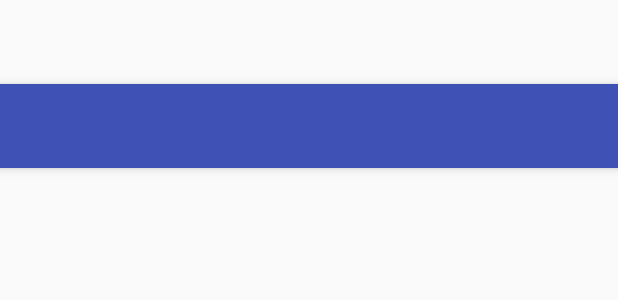
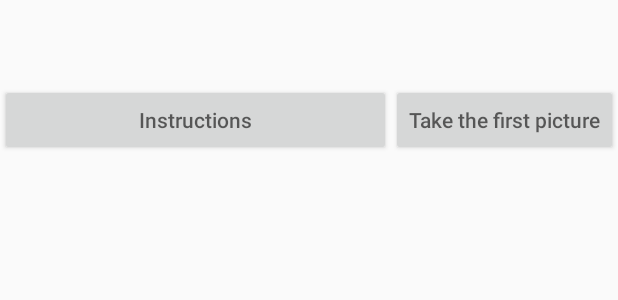
Before and after one commit to abhimoney10/slaker-droid, an Android app: the layout activity_main.xml on its own in the app's theme, with its tools: preview values and no code run, on a phone screen of 412 x 824 dp. Shown: the top 300 px of the screen. Run offline under Robolectric (Android 15) with nearby library versions, the phone set to English and light mode, and no system bars.

Commit message:
Two new activities added: Instructions and First Picture

```diff
--- a/app/src/main/res/layout/activity_main.xml
+++ b/app/src/main/res/layout/activity_main.xml
@@ -2,16 +2,17 @@
 <android.support.design.widget.CoordinatorLayout
     xmlns:android="http://schemas.android.com/apk/res/android"
     xmlns:app="http://schemas.android.com/apk/res-auto"
-    xmlns:tools="http://schemas.android.com/tools" android:layout_width="match_parent"
-    android:layout_height="match_parent" android:fitsSystemWindows="true"
+    xmlns:tools="http://schemas.android.com/tools"
+    android:layout_width="match_parent"
+    android:layout_height="match_parent"
+    android:fitsSystemWindows="true"
     tools:context=".MainActivity">
 
-    <android.support.design.widget.AppBarLayout android:layout_height="wrap_content"
-        android:layout_width="match_parent" android:theme="@style/AppTheme.AppBarOverlay">
+    <android.support.design.widget.AppBarLayout
+        android:layout_height="wrap_content"
+        android:layout_width="match_parent"
+        android:theme="@style/AppTheme.AppBarOverlay">
 
-        <android.support.v7.widget.Toolbar android:id="@+id/toolbar"
-            android:layout_width="match_parent" android:layout_height="?attr/actionBarSize"
-            android:background="?attr/colorPrimary" app:popupTheme="@style/AppTheme.PopupOverlay" />
 
     </android.support.design.widget.AppBarLayout>
 
--- a/app/src/main/res/layout/content_main.xml
+++ b/app/src/main/res/layout/content_main.xml
@@ -1,9 +1,21 @@
 <?xml version="1.0" encoding="utf-8"?>
-<RelativeLayout xmlns:android="http://schemas.android.com/apk/res/android"
+<LinearLayout xmlns:android="http://schemas.android.com/apk/res/android"
     xmlns:tools="http://schemas.android.com/tools"
     android:layout_width="match_parent"
     android:layout_height="match_parent"
-    tools:showIn="@layout/activity_main" tools:context=".MainActivity">
-
-
-</RelativeLayout>
+    tools:showIn="@layout/activity_main"
+    tools:context=".MainActivity">
+    <Button
+        android:id="@+id/buttonInstructions"
+        android:layout_width="wrap_content"
+        android:layout_height="wrap_content"
+        android:onClick="startInstructions"
+        android:layout_weight="1"
+        android:hint="@string/buttonInstructions"/>
+    <Button
+        android:id="@+id/buttonFirstPicture"
+        android:layout_width="wrap_content"
+        android:layout_height="wrap_content"
+        android:onClick="startFirstPicture"
+        android:hint="@string/buttonFirstPicture"/>
+</LinearLayout>
--- a/app/src/main/res/values/dimens.xml
+++ b/app/src/main/res/values/dimens.xml
@@ -2,5 +2,4 @@
     <!-- Default screen margins, per the Android Design guidelines. -->
     <dimen name="activity_horizontal_margin">16dp</dimen>
     <dimen name="activity_vertical_margin">16dp</dimen>
-    <dimen name="fab_margin">16dp</dimen>
 </resources>
--- a/app/src/main/res/values/strings.xml
+++ b/app/src/main/res/values/strings.xml
@@ -1,4 +1,9 @@
 <resources>
     <string name="app_name">Slaker</string>
     <string name="action_settings">Settings</string>
+    <string name="buttonInstructions">Instructions</string>
+    <string name="buttonStartExperiment">Start Experiment</string>
+    <string name="buttonFirstPicture">Take the first picture</string>
+    <string name="instructions">Here will be he instructions</string>
+    <string name="first_picture">Here will be the first picture frame</string>
 </resources>
--- a/app/src/main/res/values/styles.xml
+++ b/app/src/main/res/values/styles.xml
@@ -7,11 +7,15 @@
         <item name="colorPrimaryDark">@color/colorPrimaryDark</item>
         <item name="colorAccent">@color/colorAccent</item>
     </style>
+
     <style name="AppTheme.NoActionBar">
         <item name="windowActionBar">false</item>
         <item name="windowNoTitle">true</item>
     </style>
+
     <style name="AppTheme.AppBarOverlay" parent="ThemeOverlay.AppCompat.Dark.ActionBar" />
+
     <style name="AppTheme.PopupOverlay" parent="ThemeOverlay.AppCompat.Light" />
 
+
 </resources>
```
Also changed, not shown: app/build.gradle (+4 -3 lines), app/src/main/AndroidManifest.xml (+21 -8 lines), app/src/main/java/slaker/sydneyuni/au/com/slaker/FirstPicture.java (added, +13 -0 lines), app/src/main/java/slaker/sydneyuni/au/com/slaker/InstructionsActivity.java (added, +15 -0 lines), app/src/main/java/slaker/sydneyuni/au/com/slaker/MainActivity.java (+12 -0 lines), app/src/main/res/layout/activity_first_picture.xml (added, +13 -0 lines), app/src/main/res/layout/activity_instructions.xml (added, +13 -0 lines), app/src/main/res/menu/menu_main.xml (+6 -3 lines), app/src/main/res/values/colors.xml (line endings or trailing spaces), 15 other files.
